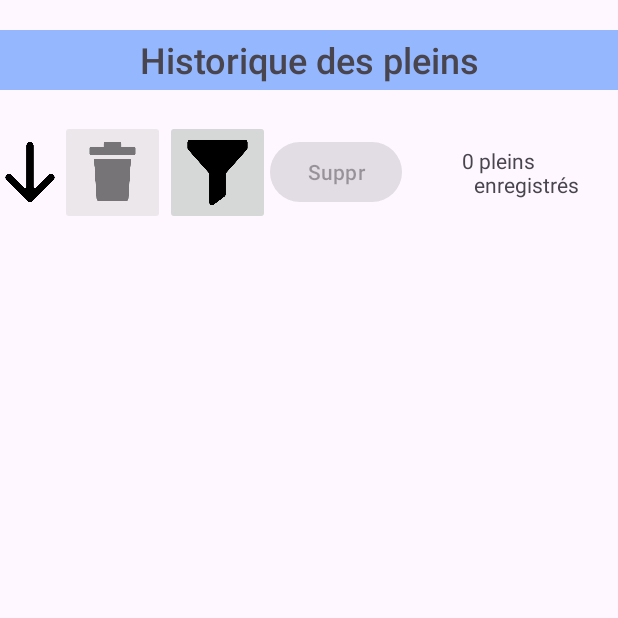
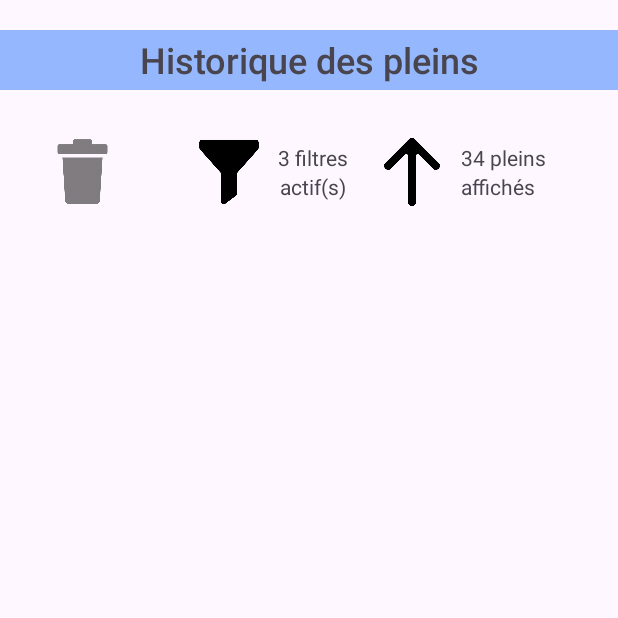
Before and after one commit to Bisouke/appli2, an Android app: the ActivityHistorique2 screen opened directly, with no data from a screen before it, on a phone screen of 412 x 824 dp, the top half of it. Run offline under Robolectric (Android 15) with nearby library versions, the light colour scheme and no system bars.

Commit message:
modifs UI mineurs historique des pleins

```diff
--- a/app/src/main/java/com/example/appli2/ActivityHistorique2.java
+++ b/app/src/main/java/com/example/appli2/ActivityHistorique2.java
@@ -53,11 +53,11 @@ public class ActivityHistorique2 extends AppCompatActivity {
         });
 
         // Toggle button
-        toggleButton_tri = findViewById(R.id.toggleButton_tri);
+        // toggleButton_tri = findViewById(R.id.toggleButton_tri);
         // Button
-        buttonSupprimer = findViewById(R.id.buttonSupprimerHistorique);
+        // buttonSupprimer = findViewById(R.id.buttonSupprimerHistorique);
         // TextView
-        textViewNbPlein = findViewById(R.id.textViewNbPlein);
+        // textViewNbPlein = findViewById(R.id.textViewNbPlein);
         // LinearLayout
         linearLayoutHistorique = findViewById(R.id.linearLayoutHistorique);
 
@@ -65,12 +65,12 @@ public class ActivityHistorique2 extends AppCompatActivity {
         gasdataCollec = new GasDataCollection(this);
 
         // affiche le nombre de plein enregistrés
-        textViewNbPlein.setText(String.valueOf(gasdataCollec.getGasDataSize()));
+        // textViewNbPlein.setText(String.valueOf(gasdataCollec.getGasDataSize()));
 
         // refreshHistoryList();
 
 
-        inflateGasDataViews();
+        // inflateGasDataViews();
 
 
                         /******************************************************
@@ -78,43 +78,43 @@ public class ActivityHistorique2 extends AppCompatActivity {
                         *******************************************************/
 
 
-        buttonSupprimer.setOnClickListener(new View.OnClickListener()   {
-               @Override
-               public void onClick(View v)
-               {
-               }
-           });
+//        buttonSupprimer.setOnClickListener(new View.OnClickListener()   {
+//               @Override
+//               public void onClick(View v)
+//               {
+//               }
+//           });
 
 
-        toggleButton_tri.setOnClickListener(new View.OnClickListener() {
-            @Override
-            public void onClick(View v)
-            {
-                // get button state
-                boolean isSelected = toggleButton_tri.isSelected();
-
-                // change background ressrouce
-                if (isSelected)
-                {
-                    toggleButton_tri.setBackgroundResource(R.drawable.down_arrow);
-                }
-                else
-                {
-                    toggleButton_tri.setBackgroundResource(R.drawable.up_arrow);
-                }
-
-                // reverse button state for next click
-                toggleButton_tri.setSelected(!isSelected);
-
-                // update gas data list view
-                inflateGasDataViews();
-
-                // desselect gas data
-                selected_view = null;
-                buttonSupprimer.setEnabled(false);
-
-            }
-        });
+//        toggleButton_tri.setOnClickListener(new View.OnClickListener() {
+//            @Override
+//            public void onClick(View v)
+//            {
+//                // get button state
+//                boolean isSelected = toggleButton_tri.isSelected();
+//
+//                // change background ressrouce
+//                if (isSelected)
+//                {
+//                    toggleButton_tri.setBackgroundResource(R.drawable.down_arrow);
+//                }
+//                else
+//                {
+//                    toggleButton_tri.setBackgroundResource(R.drawable.up_arrow);
+//                }
+//
+//                // reverse button state for next click
+//                toggleButton_tri.setSelected(!isSelected);
+//
+//                // update gas data list view
+//                inflateGasDataViews();
+//
+//                // desselect gas data
+//                selected_view = null;
+//                buttonSupprimer.setEnabled(false);
+//
+//            }
+//        });
 
 
     }
--- a/app/src/main/res/layout/activity_historique2.xml
+++ b/app/src/main/res/layout/activity_historique2.xml
@@ -32,57 +32,75 @@
         <LinearLayout
             android:layout_width="match_parent"
             android:layout_height="70sp"
-            android:gravity="center"
+            android:gravity="center_vertical"
             android:orientation="horizontal">
-
-            <ToggleButton
-                android:id="@+id/toggleButton_tri"
-                android:layout_width="40sp"
-                android:layout_height="40sp"
-                android:background="@drawable/down_arrow"
-                android:text=""
-                android:textOff=""
-                android:textOn="" />
 
             <ImageButton
                 android:id="@+id/imageButton"
                 android:layout_width="70sp"
-                android:layout_height="70sp"
+                android:layout_height="50sp"
+                android:layout_marginLeft="20dp"
                 android:alpha="0.5"
+                android:background="@null"
                 android:scaleType="centerInside"
                 app:srcCompat="@drawable/trash" />
 
             <ImageButton
                 android:id="@+id/imageButton2"
-                android:layout_width="70sp"
-                android:layout_height="70sp"
+                android:layout_width="65sp"
+                android:layout_height="45sp"
+                android:layout_marginLeft="30sp"
+                android:background="@null"
                 android:scaleType="centerInside"
                 app:srcCompat="@drawable/filter" />
 
-            <Button
-                android:id="@+id/buttonSupprimerHistorique"
+            <LinearLayout
                 android:layout_width="wrap_content"
-                android:layout_height="wrap_content"
-                android:enabled="false"
-                android:text="Suppr" />
+                android:layout_height="match_parent"
+                android:gravity="center"
+                android:orientation="vertical">
+
+                <TextView
+                    android:id="@+id/textView23"
+                    android:layout_width="wrap_content"
+                    android:layout_height="wrap_content"
+                    android:text="3 filtres" />
+
+                <TextView
+                    android:id="@+id/textView22"
+                    android:layout_width="wrap_content"
+                    android:layout_height="wrap_content"
+                    android:text="actif(s)" />
+
+            </LinearLayout>
+
+            <ImageButton
+                android:id="@+id/imageButton4"
+                android:layout_width="65sp"
+                android:layout_height="45sp"
+                android:layout_marginLeft="10sp"
+                android:background="@null"
+                android:scaleType="centerInside"
+                app:srcCompat="@drawable/up_arrow" />
 
             <LinearLayout
                 android:layout_width="wrap_content"
-                android:layout_height="wrap_content"
-                android:layout_marginLeft="40dp"
-                android:orientation="horizontal">
+                android:layout_height="match_parent"
+                android:gravity="center"
+                android:orientation="vertical">
 
                 <TextView
-                    android:id="@+id/textViewNbPlein"
+                    android:id="@+id/textView10"
                     android:layout_width="wrap_content"
                     android:layout_height="wrap_content"
-                    android:text="0" />
+                    android:text="34 pleins" />
 
                 <TextView
                     android:id="@+id/textView21"
-                    android:layout_width="wrap_content"
+                    android:layout_width="match_parent"
                     android:layout_height="wrap_content"
-                    android:text=" pleins enregistrés" />
+                    android:text="affichés" />
+
             </LinearLayout>
 
         </LinearLayout>
```
